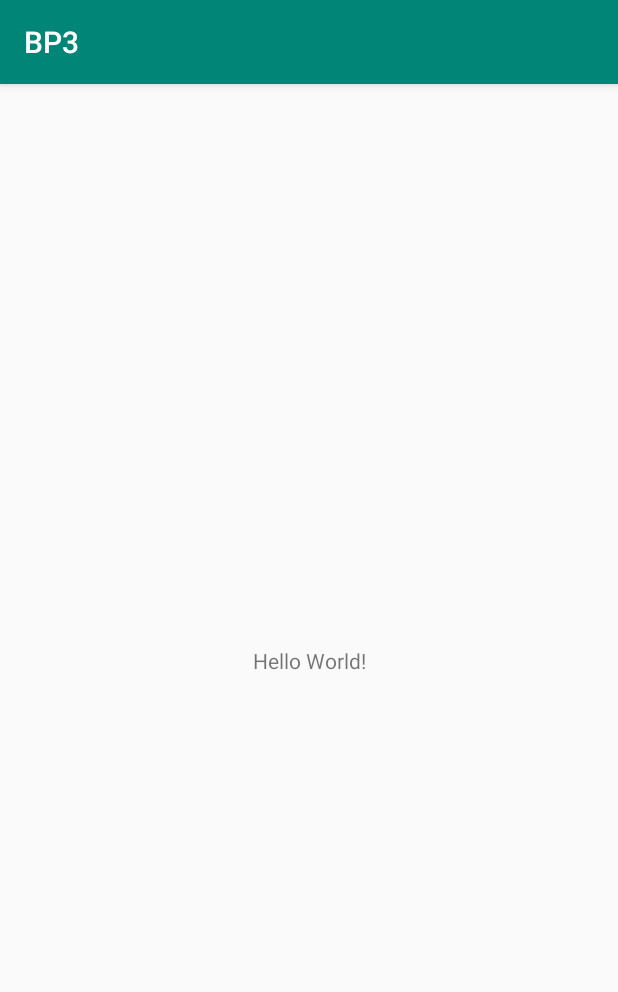
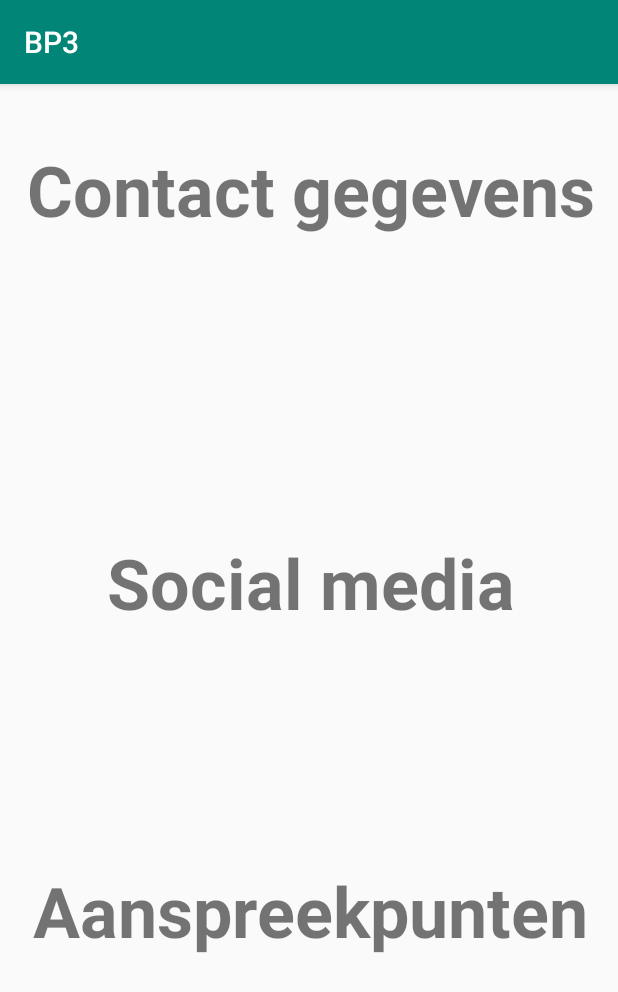
Before and after one commit to usersomeoneR/BP3, an Android app: the screen it shows after launch (MainActivity), on a phone screen of 412 x 824 dp. Shown: the top 992 px of the screen. Run offline under Robolectric (Android 15) with nearby library versions, the phone set to English and light mode, and no system bars.

Commit message:
Update activity_main.xml

```diff
--- a/app/src/main/res/layout/activity_main.xml
+++ b/app/src/main/res/layout/activity_main.xml
@@ -7,12 +7,47 @@
     tools:context=".MainActivity">
 
     <TextView
-        android:layout_width="wrap_content"
+        android:id="@+id/ContactH1"
+        android:layout_width="750px"
         android:layout_height="wrap_content"
-        android:text="Hello World!"
+        android:text="Contact gegevens"
+        android:textAlignment="center"
+        android:textSize="70px"
+        android:textStyle="bold"
         app:layout_constraintBottom_toBottomOf="parent"
+        app:layout_constraintHorizontal_bias="0.496"
         app:layout_constraintLeft_toLeftOf="parent"
         app:layout_constraintRight_toRightOf="parent"
-        app:layout_constraintTop_toTopOf="parent" />
+        app:layout_constraintTop_toTopOf="parent"
+        app:layout_constraintVertical_bias="0.056" />
+
+    <TextView
+        android:id="@+id/socialmedia_H1"
+        android:layout_width="750px"
+        android:layout_height="wrap_content"
+        android:text="Social media"
+        android:textAlignment="center"
+        android:textSize="70px"
+        android:textStyle="bold"
+        app:layout_constraintBottom_toBottomOf="parent"
+        app:layout_constraintEnd_toEndOf="parent"
+        app:layout_constraintHorizontal_bias="0.496"
+        app:layout_constraintStart_toStartOf="parent"
+        app:layout_constraintTop_toTopOf="parent"
+        app:layout_constraintVertical_bias="0.427" />
+
+    <TextView
+        android:id="@+id/aanspreekpunten_H1"
+        android:layout_width="750px"
+        android:layout_height="wrap_content"
+        android:text="Aanspreekpunten"
+        android:textAlignment="center"
+        android:textSize="70px"
+        android:textStyle="bold"
+        app:layout_constraintBottom_toBottomOf="parent"
+        app:layout_constraintEnd_toEndOf="parent"
+        app:layout_constraintStart_toStartOf="parent"
+        app:layout_constraintTop_toTopOf="parent"
+        app:layout_constraintVertical_bias="0.737" />
 
 </androidx.constraintlayout.widget.ConstraintLayout>
```
